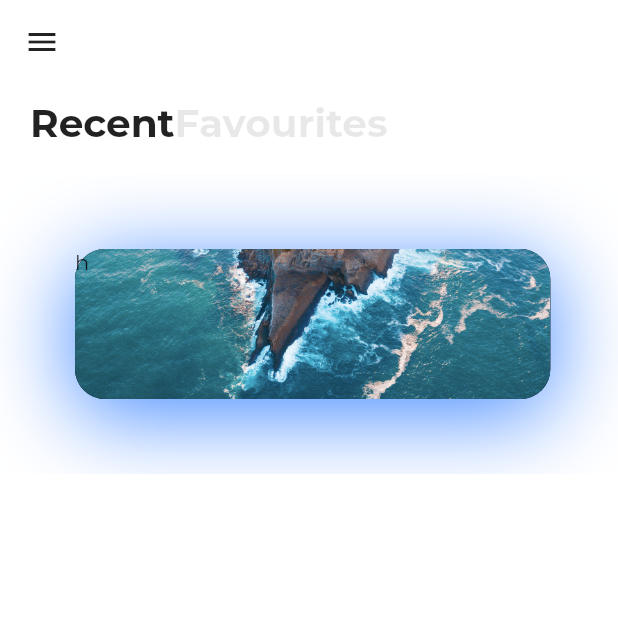
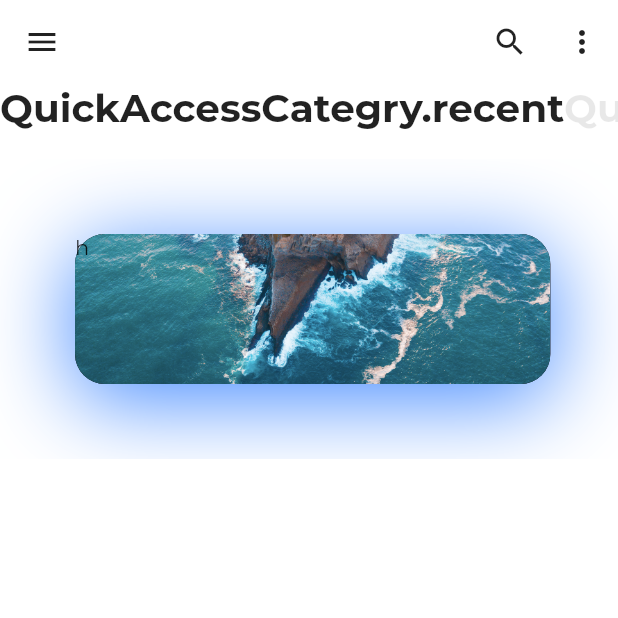
Before and after one commit to ctrleffive/flutter-music-stories, a Flutter app: the screen it shows after launch, on a phone screen of 412 x 824 dp, the top half of it. Run offline on Flutter 3.47's test engine with Material 2 defaults, Android fonts, the phone set to English and light mode, and no system bars; missing offline and left inert: catcher; project files that could hold a hidden picture were left out.

Commit message:
WIP: quick access scroll section

```diff
--- /dev/null
+++ b/lib/src/models/quick_access.dart
@@ -0,0 +1,18 @@
+class QuickAccessModel {
+  String trackName;
+  String artistName;
+  String albumArt;
+  QuickAccessCategry categry;
+
+  QuickAccessModel({
+    this.categry,
+    this.albumArt,
+    this.trackName,
+    this.artistName,
+  });
+}
+
+enum QuickAccessCategry {
+  recent,
+  favourites,
+}
--- a/lib/src/models/recent_thumb.dart
+++ /dev/null
@@ -1,11 +0,0 @@
-class RecentThumb {
-  String trackName;
-  String artistName;
-  String albumArt;
-
-  RecentThumb({
-    this.albumArt,
-    this.artistName,
-    this.trackName,
-  });
-}
--- /dev/null
+++ b/lib/src/views/components/quick_access.dart
@@ -0,0 +1,115 @@
+import 'package:flutter/material.dart';
+
+import 'package:music_stories/src/constants/assets.dart';
+import 'package:music_stories/src/constants/styles.dart';
+
+import 'package:music_stories/src/models/quick_access.dart';
+
+List<QuickAccessModel> _items = [];
+int _activeIndex = 0;
+
+class QuickAccessScroll extends StatefulWidget {
+  final List<QuickAccessModel> items;
+
+  const QuickAccessScroll(
+    this.items, {
+    Key key,
+  }) : super(key: key);
+
+  @override
+  _QuickAccessScrollState createState() => _QuickAccessScrollState();
+}
+
+class _QuickAccessScrollState extends State<QuickAccessScroll> {
+  @override
+  void initState() {
+    _items = this.widget.items;
+    super.initState();
+  }
+
+  @override
+  Widget build(BuildContext context) {
+    return Column(
+      children: <Widget>[
+        _HeadScroll(),
+        _ThumbScroll(),
+      ],
+    );
+  }
+}
+
+class _HeadScroll extends StatelessWidget {
+  const _HeadScroll({
+    Key key,
+  }) : super(key: key);
+
+  @override
+  Widget build(BuildContext context) {
+    return SizedBox(
+      height: 50,
+      child: ListView.builder(
+        controller: PageController(
+          initialPage: _activeIndex,
+        ),
+        itemCount: QuickAccessCategry.values.length,
+        scrollDirection: Axis.horizontal,
+        itemBuilder: (BuildContext context, int index) {
+          return AnimatedOpacity(
+            opacity: _activeIndex == index ? 1 : 0.1,
+            duration: Duration(milliseconds: 200),
+            child: Text(
+              QuickAccessCategry.values[index].toString(),
+              style: StylesConstant.sectionHead,
+            ),
+          );
+        },
+      ),
+    );
+  }
+}
+
+class _ThumbScroll extends StatelessWidget {
+  const _ThumbScroll({
+    Key key,
+  }) : super(key: key);
+
+  @override
+  Widget build(BuildContext context) {
+    return SizedBox(
+      height: 200,
+      child: ListView.builder(
+        controller: PageController(
+          initialPage: 0,
+          viewportFraction: 0.7,
+        ),
+        scrollDirection: Axis.horizontal,
+        itemCount: 1,
+        itemBuilder: (BuildContext context, int index) {
+          return Padding(
+            padding: EdgeInsets.all(50),
+            child: Container(
+              decoration: BoxDecoration(
+                color: Colors.black,
+                borderRadius: BorderRadius.circular(20),
+                image: DecorationImage(
+                  image: AssetImage(Assets.recentThumbDemo),
+                  fit: BoxFit.cover,
+                ),
+                boxShadow: [
+                  BoxShadow(
+                    color: Colors.blueAccent,
+                    blurRadius: 50,
+                    offset: Offset(0, 10),
+                    spreadRadius: 1,
+                  ),
+                ],
+              ),
+              child: Text('h'),
+              width: MediaQuery.of(context).size.width / 1.3,
+            ),
+          );
+        },
+      ),
+    );
+  }
+}
--- a/lib/src/views/pages/root.dart
+++ b/lib/src/views/pages/root.dart
@@ -1,14 +1,16 @@
 import 'dart:ui';
 
 import 'package:flutter/material.dart';
-import 'package:music_stories/src/constants/assets.dart';
-import 'package:music_stories/src/constants/styles.dart';
 
-import 'package:music_stories/src/models/recent_thumb.dart';
+import 'package:music_stories/src/models/quick_access.dart';
+
+import 'package:music_stories/src/views/components/quick_access.dart';
 
 class RootPage extends StatelessWidget {
-  final List<RecentThumb> recentThumbs = [
-    RecentThumb(),
+  final List<QuickAccessModel> quickAccessItems = [
+    QuickAccessModel(
+      categry: QuickAccessCategry.recent,
+    ),
   ];
 
   @override
@@ -19,74 +21,22 @@ class RootPage extends StatelessWidget {
           icon: Icon(Icons.menu),
           onPressed: () {},
         ),
+        actions: <Widget>[
+          IconButton(
+            icon: Icon(Icons.search),
+            onPressed: () {},
+          ),
+          IconButton(
+            icon: Icon(Icons.more_vert),
+            onPressed: () {},
+          ),
+        ],
       ),
       body: SafeArea(
         child: SingleChildScrollView(
           child: Column(
-            crossAxisAlignment: CrossAxisAlignment.start,
             children: <Widget>[
-              Padding(
-                padding: EdgeInsets.only(
-                  top: StylesConstant.paddingSide / 2,
-                  left: StylesConstant.paddingSide,
-                  right: StylesConstant.paddingSide,
-                ),
-                child: SizedBox(
-                  height: 50,
-                  child: ListView(
-                    scrollDirection: Axis.horizontal,
-                    children: <Widget>[
-                      Text(
-                        'Recent',
-                        style: StylesConstant.sectionHead,
-                      ),
-                      Opacity(
-                        opacity: 0.1,
-                        child: Text(
-                          'Favourites',
-                          style: StylesConstant.sectionHead,
-                        ),
-                      ),
-                    ],
-                  ),
-                ),
-              ),
-              SizedBox(
-                height: 200,
-                child: ListView.builder(
-                  controller: PageController(
-                    initialPage: 0,
-                    viewportFraction: 0.7,
-                  ),
-                  scrollDirection: Axis.horizontal,
-                  itemCount: 1,
-                  itemBuilder: (BuildContext context, int index) {
-                    return Padding(
-                      padding: EdgeInsets.all(50),
-                      child: Container(
-                        decoration: BoxDecoration(
-                          color: Colors.black,
-                          borderRadius: BorderRadius.circular(20),
-                          image: DecorationImage(
-                            image: AssetImage(Assets.recentThumbDemo),
-                            fit: BoxFit.cover,
-                          ),
-                          boxShadow: [
-                            BoxShadow(
-                              color: Colors.blueAccent,
-                              blurRadius: 50,
-                              offset: Offset(0, 10),
-                              spreadRadius: 1
-                            ),
-                          ],
-                        ),
-                        child: Text('h'),
-                        width: MediaQuery.of(context).size.width / 1.3,
-                      ),
-                    );
-                  },
-                ),
-              ),
+              QuickAccessScroll(this.quickAccessItems),
             ],
           ),
         ),
```
